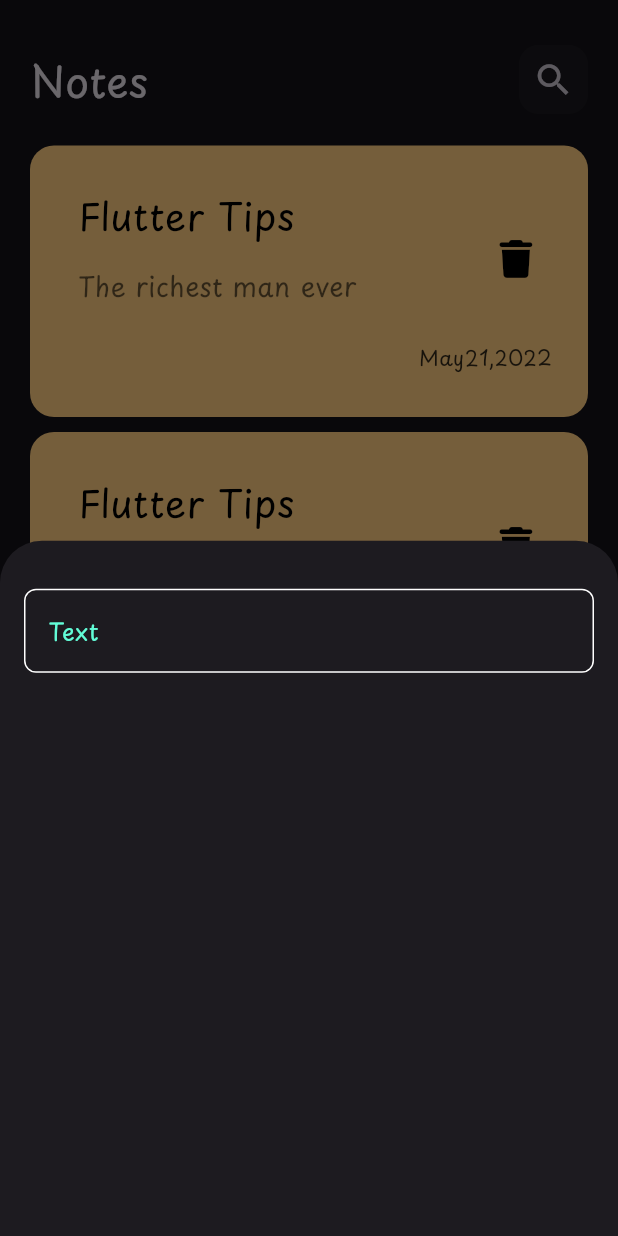
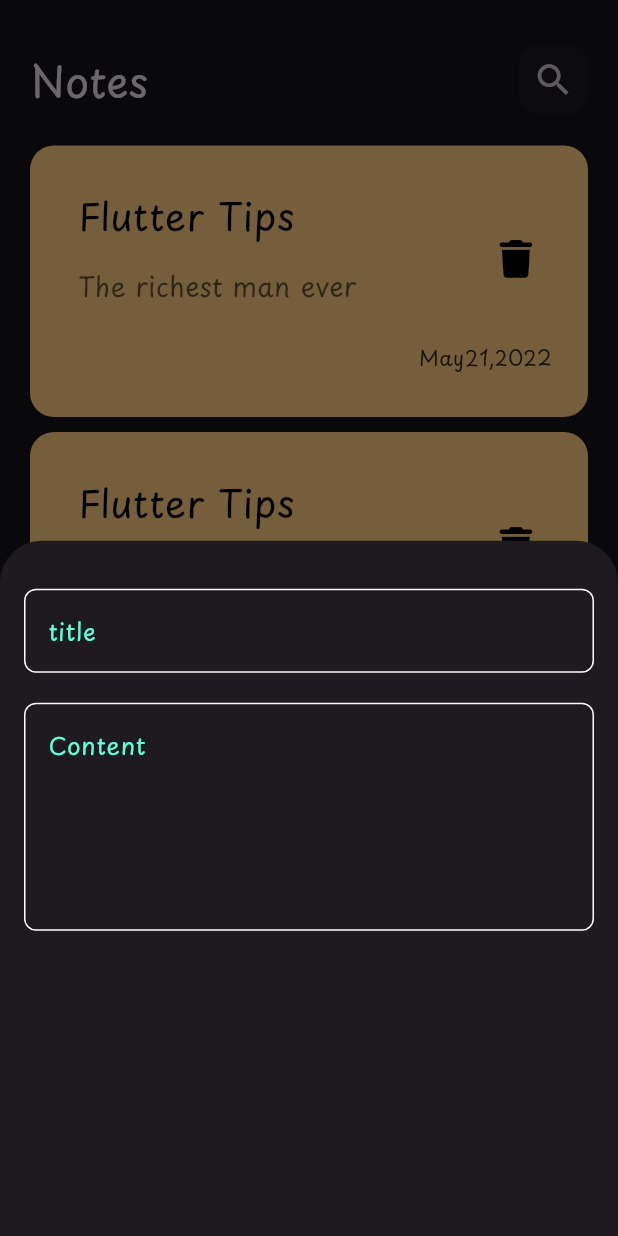
Before and after one commit to MohamedElnegouly/Note-App, a Flutter app: the screen it shows after launch, after a tap on the "add" icon, on a phone screen of 412 x 824 dp. Run offline on Flutter 3.47's test engine with Material 3 defaults, Android fonts, the phone set to English and light mode, and no system bars; our stand-ins replace font_awesome_flutter.

Commit message:
add notes fields

```diff
--- a/lib/widgets/Add_Note_Buttom_sheet.dart
+++ b/lib/widgets/Add_Note_Buttom_sheet.dart
@@ -13,7 +13,16 @@ class AddNoteButtomSheet extends StatelessWidget {
           SizedBox(
             height: 32,
           ),
-          CustomTextField(),
+          CustomTextField(
+            hint: 'title',
+          ),
+          SizedBox(
+            height: 20,
+          ),
+          CustomTextField(
+            hint: 'Content',
+            maxLine: 5,
+          ),
         ],
       ),
     );
--- a/lib/widgets/Custom_text_field.dart
+++ b/lib/widgets/Custom_text_field.dart
@@ -2,14 +2,16 @@ import 'package:flutter/material.dart';
 import 'package:note_app/Constants.dart';
 
 class CustomTextField extends StatelessWidget {
-  const CustomTextField({super.key});
-
+  const CustomTextField({super.key, required this.hint, this.maxLine = 1});
+  final String hint;
+  final int maxLine;
   @override
   Widget build(BuildContext context) {
     return TextField(
       cursorColor: kPrimaryColor,
+      maxLines: maxLine,
       decoration: InputDecoration(
-        hintText: 'Text',
+        hintText: hint,
         hintStyle: const TextStyle(
           color: kPrimaryColor,
         ),
```
